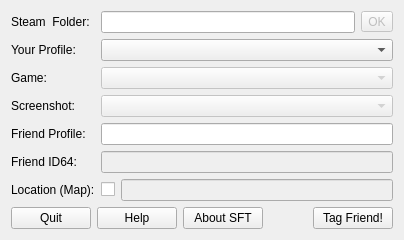
Above: mainwindow.ui from lucianopeixoto/SteamFriendsTagger before the change. Below: the same form after it.
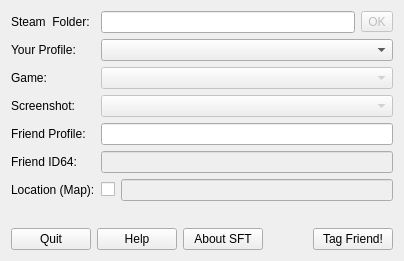
That is the form after the change.

```diff
--- a/mainwindow.ui
+++ b/mainwindow.ui
@@ -7,7 +7,7 @@
     <x>0</x>
     <y>0</y>
     <width>404</width>
-    <height>239</height>
+    <height>261</height>
    </rect>
   </property>
   <property name="sizePolicy">
```
Left out of the diff: 4 changed lines with no effect on the pictures.
